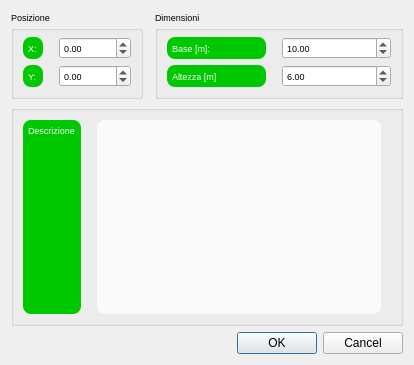
crocodile119/Laser-Studio, file footprintdialog.ui: the form before one commit.
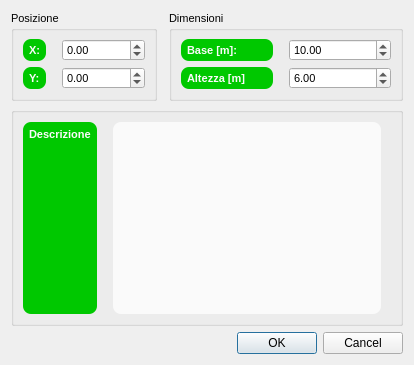
The form after the commit.

What changed in the file:
```diff
--- a/footprintdialog.ui
+++ b/footprintdialog.ui
@@ -12,7 +12,7 @@
   </property>
   <property name="font">
    <font>
-    <pointsize>7</pointsize>
+    <pointsize>8</pointsize>
    </font>
   </property>
   <property name="windowTitle">
@@ -26,7 +26,7 @@
     <widget class="QDialogButtonBox" name="buttonBox">
      <property name="font">
       <font>
-       <pointsize>7</pointsize>
+       <pointsize>8</pointsize>
       </font>
      </property>
      <property name="orientation">
@@ -47,7 +47,9 @@
        <widget class="QLabel" name="label_3">
         <property name="font">
          <font>
-          <pointsize>7</pointsize>
+          <pointsize>8</pointsize>
+          <weight>75</weight>
+          <bold>true</bold>
          </font>
         </property>
         <property name="styleSheet">
@@ -70,7 +72,7 @@
        <widget class="QTextEdit" name="descriptionTextEdit">
         <property name="font">
          <font>
-          <pointsize>7</pointsize>
+          <pointsize>8</pointsize>
          </font>
         </property>
         <property name="styleSheet">
@@ -90,7 +92,7 @@
     <widget class="QGroupBox" name="groupBox_2">
      <property name="font">
       <font>
-       <pointsize>7</pointsize>
+       <pointsize>8</pointsize>
       </font>
      </property>
      <property name="title">
@@ -101,7 +103,9 @@
        <widget class="QLabel" name="label_5">
         <property name="font">
          <font>
-          <pointsize>7</pointsize>
+          <pointsize>8</pointsize>
+          <weight>75</weight>
+          <bold>true</bold>
          </font>
         </property>
         <property name="styleSheet">
@@ -121,7 +125,9 @@
        <widget class="QLabel" name="label_4">
         <property name="font">
          <font>
-          <pointsize>7</pointsize>
+          <pointsize>8</pointsize>
+          <weight>75</weight>
+          <bold>true</bold>
          </font>
         </property>
         <property name="styleSheet">
@@ -141,7 +147,7 @@
        <widget class="QDoubleSpinBox" name="heightSpinBox">
         <property name="font">
          <font>
-          <pointsize>7</pointsize>
+          <pointsize>8</pointsize>
          </font>
         </property>
         <property name="styleSheet">
@@ -165,7 +171,7 @@
        <widget class="QDoubleSpinBox" name="widthSpinBox">
         <property name="font">
          <font>
-          <pointsize>7</pointsize>
+          <pointsize>8</pointsize>
          </font>
         </property>
         <property name="styleSheet">
@@ -192,7 +198,7 @@
     <widget class="QGroupBox" name="groupBox">
      <property name="font">
       <font>
-       <pointsize>7</pointsize>
+       <pointsize>8</pointsize>
       </font>
      </property>
      <property name="title">
@@ -203,7 +209,7 @@
        <widget class="QDoubleSpinBox" name="xSpinBox">
         <property name="font">
          <font>
-          <pointsize>7</pointsize>
+          <pointsize>8</pointsize>
          </font>
         </property>
         <property name="styleSheet">
@@ -227,7 +233,9 @@
        <widget class="QLabel" name="label_2">
         <property name="font">
          <font>
-          <pointsize>7</pointsize>
+          <pointsize>8</pointsize>
+          <weight>75</weight>
+          <bold>true</bold>
          </font>
         </property>
         <property name="styleSheet">
@@ -247,7 +255,7 @@
        <widget class="QDoubleSpinBox" name="ySpinBox">
         <property name="font">
          <font>
-          <pointsize>7</pointsize>
+          <pointsize>8</pointsize>
          </font>
         </property>
         <property name="styleSheet">
@@ -268,7 +276,9 @@
        <widget class="QLabel" name="label">
         <property name="font">
          <font>
-          <pointsize>7</pointsize>
+          <pointsize>8</pointsize>
+          <weight>75</weight>
+          <bold>true</bold>
          </font>
         </property>
         <property name="styleSheet">
```
